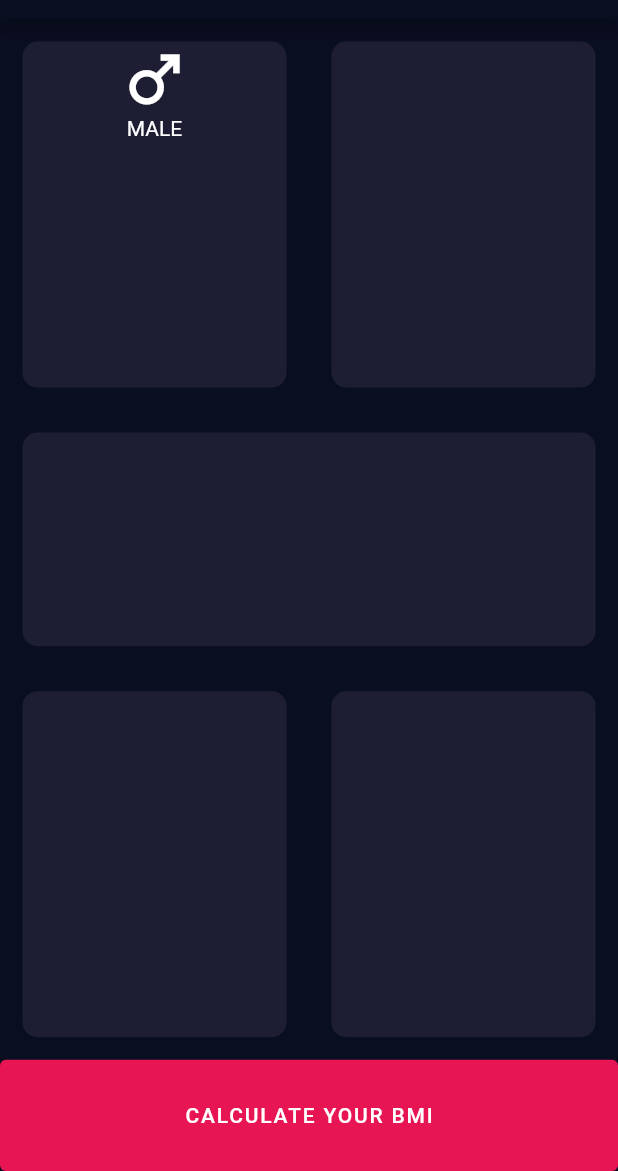
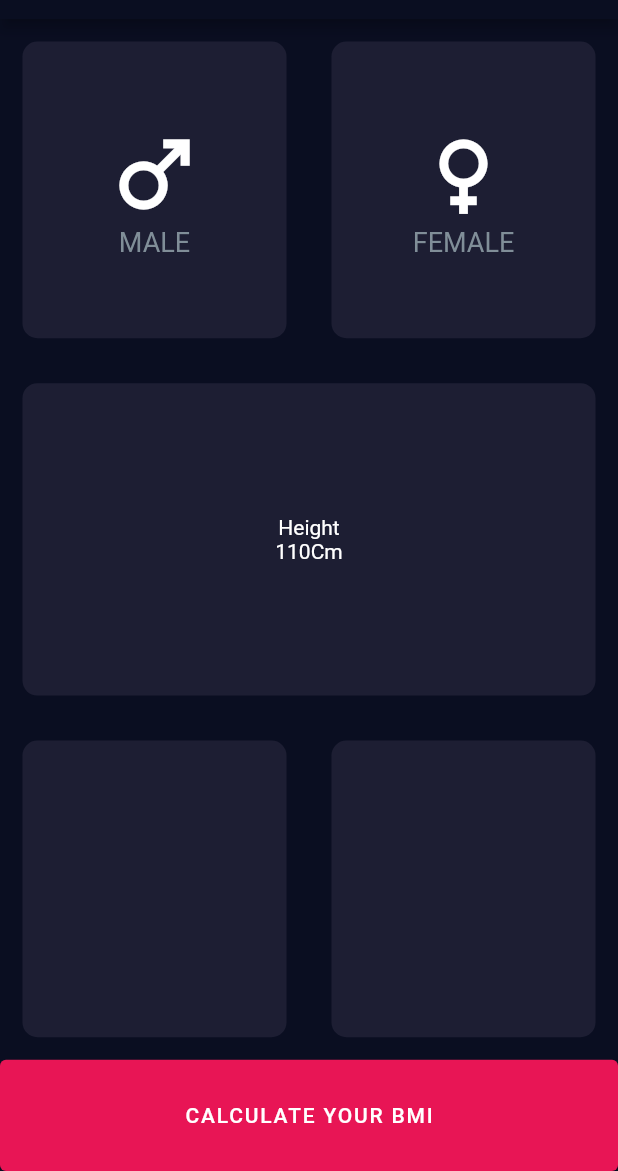
Before and after one commit to mdrabbihossen/BMI-calculator, a Flutter app: the screen it shows after launch, on a phone screen of 412 x 824 dp, the part 65-1236 px from its top. Run offline on Flutter 3.47's test engine with Material 2 defaults, Android fonts, the phone set to English and light mode, and no system bars.

Commit message:
refactor code

```diff
--- a/lib/constants/colors.dart
+++ b/lib/constants/colors.dart
@@ -2,3 +2,4 @@ import 'package:flutter/material.dart';
 
 Color kBackgroundColor = Color(0xff0a0e21);
 Color kCardColor=Color(0xff1d1e33);
+Color customButtonColor=Color(0xffe81555);
--- a/lib/constants/widgets/custom_button.dart
+++ b/lib/constants/widgets/custom_button.dart
@@ -1,3 +1,4 @@
+import 'package:bmi_calculator/constants/colors.dart';
 import 'package:flutter/material.dart';
 
 Widget customButton(
@@ -6,12 +7,13 @@ Widget customButton(
         required BuildContext context}) =>
     ElevatedButton(
       style: ElevatedButton.styleFrom(
-          primary: Color(0xffe81555),
-          elevation: 0,
-          minimumSize: Size(
-            double.infinity,
-            MediaQuery.of(context).size.height * 0.09,
-          )),
+        primary: customButtonColor,
+        elevation: 0,
+        minimumSize: Size(
+          double.infinity,
+          MediaQuery.of(context).size.height * 0.09,
+        ),
+      ),
       onPressed: onPressed,
       child: Text(
         text,
--- a/lib/views/home/screens/home_screen.dart
+++ b/lib/views/home/screens/home_screen.dart
@@ -1,6 +1,7 @@
 import 'package:bmi_calculator/constants/colors.dart';
 import 'package:bmi_calculator/constants/widgets/custom_button.dart';
 import 'package:bmi_calculator/views/home/widgets/custom_card.dart';
+import 'package:bmi_calculator/views/home/widgets/icon_content.dart';
 import 'package:flutter/material.dart';
 
 class HomeScreen extends StatefulWidget {
@@ -25,35 +26,36 @@ class _HomeScreenState extends State<HomeScreen> {
             children: [
               customCard(
                 context: context,
-                child: Column(
-                  children: [
-                    // male icon and text
-                    Icon(Icons.male, size: 50),
-                    Text(
-                      'MALE',
-                    )
-                  ],
-                ),
+                child: iconContent(icon: Icons.male, iconText: 'MALE'),
               ),
               customCard(
                 context: context,
-                child: Container(),
+                child: iconContent(
+                  icon: Icons.female,
+                  iconText: 'FEMALE',
+                ),
               ),
             ],
           ),
           customCard(
             context: context,
-            child: Container(),
+            child: Column(
+              mainAxisAlignment: MainAxisAlignment.center,
+              children: [
+                Text('Height'),
+                Text('110Cm'),
+              ],
+            ),
           ),
           Row(
             children: [
               customCard(
                 context: context,
-                child: Container(),
+                child: Column(),
               ),
               customCard(
                 context: context,
-                child: Container(),
+                child: Column(),
               ),
             ],
           ),
--- a/lib/views/home/widgets/custom_card.dart
+++ b/lib/views/home/widgets/custom_card.dart
@@ -4,7 +4,8 @@ import 'package:flutter/material.dart';
 Widget customCard({required BuildContext context,required Widget child}) => Expanded(
       child: Container(
         margin: EdgeInsets.all(15),
-        height: MediaQuery.of(context).size.height * 0.28,
+        height: MediaQuery.of(context).size.height * 0.24,
+        width: MediaQuery.of(context).size.width,
         decoration: BoxDecoration(
           color: kCardColor,
           borderRadius: BorderRadius.circular(10),
--- /dev/null
+++ b/lib/views/home/widgets/icon_content.dart
@@ -0,0 +1,19 @@
+import 'package:flutter/material.dart';
+
+Widget iconContent({required IconData icon, required String iconText}) =>
+    Column(
+      mainAxisAlignment: MainAxisAlignment.center,
+      children: [
+        Icon(
+          icon,
+          size: 70,
+        ),
+        Text(
+          iconText,
+          style: TextStyle(
+            fontSize: 18,
+            color: Color(0xff808e98),
+          ),
+        ),
+      ],
+    );
```
